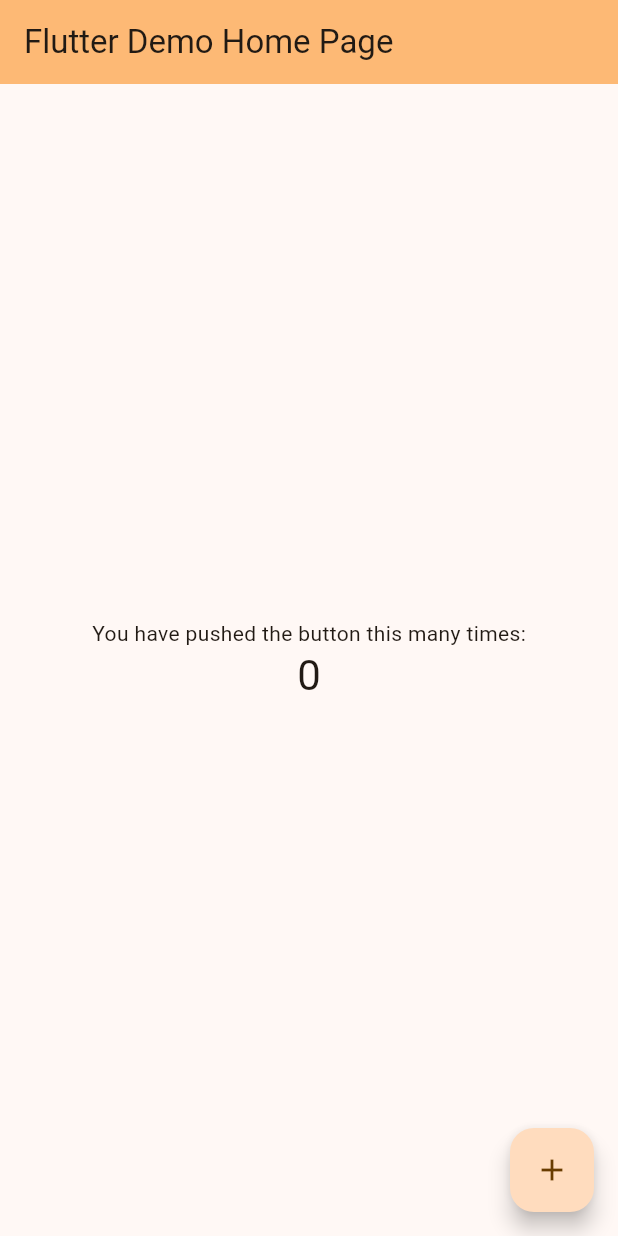
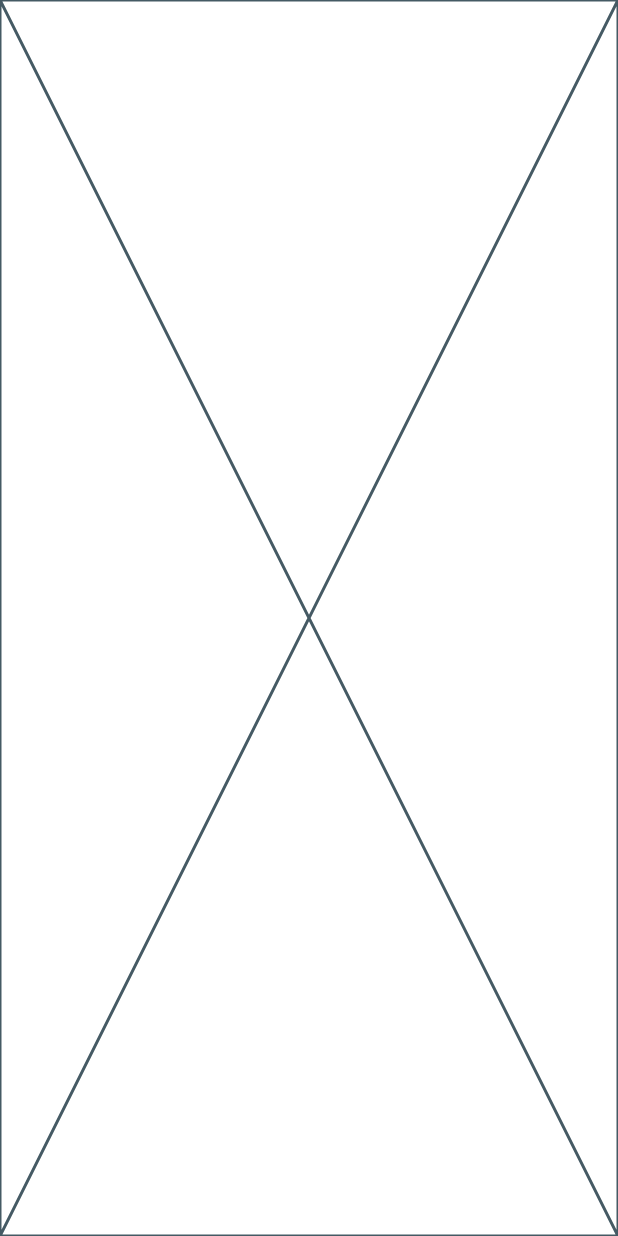
Before and after one commit to dudu020908/flutter_1, a Flutter app: the screen it shows after launch, on a phone screen of 412 x 824 dp. Run offline on Flutter 3.47's test engine with Material 3 defaults, Android fonts, the phone set to English and light mode, and no system bars.

Commit message:
2025 0320 두번째 커밋

```diff
--- a/lib/main.dart
+++ b/lib/main.dart
@@ -1,122 +1,6 @@
+import 'package:daelim_2025/presentation/My_App.dart';
 import 'package:flutter/material.dart';
 
 void main() {
   runApp(const MyApp());
 }
-
-class MyApp extends StatelessWidget {
-  const MyApp({super.key});
-
-  // This widget is the root of your application.
-  @override
-  Widget build(BuildContext context) {
-    return MaterialApp(
-      title: 'Flutter Demo',
-      theme: ThemeData(
-        // This is the theme of your application.
-        //
-        // TRY THIS: Try running your application with "flutter run". You'll see
-        // the application has a purple toolbar. Then, without quitting the app,
-        // try changing the seedColor in the colorScheme below to Colors.green
-        // and then invoke "hot reload" (save your changes or press the "hot
-        // reload" button in a Flutter-supported IDE, or press "r" if you used
-        // the command line to start the app).
-        //
-        // Notice that the counter didn't reset back to zero; the application
-        // state is not lost during the reload. To reset the state, use hot
-        // restart instead.
-        //
-        // This works for code too, not just values: Most code changes can be
-        // tested with just a hot reload.
-        colorScheme: ColorScheme.fromSeed(seedColor: Colors.orange),
-      ),
-      home: const MyHomePage(title: 'Flutter Demo Home Page'),
-    );
-  }
-}
-
-class MyHomePage extends StatefulWidget {
-  const MyHomePage({super.key, required this.title});
-
-  // This widget is the home page of your application. It is stateful, meaning
-  // that it has a State object (defined below) that contains fields that affect
-  // how it looks.
-
-  // This class is the configuration for the state. It holds the values (in this
-  // case the title) provided by the parent (in this case the App widget) and
-  // used by the build method of the State. Fields in a Widget subclass are
-  // always marked "final".
-
-  final String title;
-
-  @override
-  State<MyHomePage> createState() => _MyHomePageState();
-}
-
-class _MyHomePageState extends State<MyHomePage> {
-  int _counter = 0;
-
-  void _incrementCounter() {
-    setState(() {
-      // This call to setState tells the Flutter framework that something has
-      // changed in this State, which causes it to rerun the build method below
-      // so that the display can reflect the updated values. If we changed
-      // _counter without calling setState(), then the build method would not be
-      // called again, and so nothing would appear to happen.
-      _counter++;
-    });
-  }
-
-  @override
-  Widget build(BuildContext context) {
-    // This method is rerun every time setState is called, for instance as done
-    // by the _incrementCounter method above.
-    //
-    // The Flutter framework has been optimized to make rerunning build methods
-    // fast, so that you can just rebuild anything that needs updating rather
-    // than having to individually change instances of widgets.
-    return Scaffold(
-      appBar: AppBar(
-        // TRY THIS: Try changing the color here to a specific color (to
-        // Colors.amber, perhaps?) and trigger a hot reload to see the AppBar
-        // change color while the other colors stay the same.
-        backgroundColor: Theme.of(context).colorScheme.inversePrimary,
-        // Here we take the value from the MyHomePage object that was created by
-        // the App.build method, and use it to set our appbar title.
-        title: Text(widget.title),
-      ),
-      body: Center(
-        // Center is a layout widget. It takes a single child and positions it
-        // in the middle of the parent.
-        child: Column(
-          // Column is also a layout widget. It takes a list of children and
-          // arranges them vertically. By default, it sizes itself to fit its
-          // children horizontally, and tries to be as tall as its parent.
-          //
-          // Column has various properties to control how it sizes itself and
-          // how it positions its children. Here we use mainAxisAlignment to
-          // center the children vertically; the main axis here is the vertical
-          // axis because Columns are vertical (the cross axis would be
-          // horizontal).
-          //
-          // TRY THIS: Invoke "debug painting" (choose the "Toggle Debug Paint"
-          // action in the IDE, or press "p" in the console), to see the
-          // wireframe for each widget.
-          mainAxisAlignment: MainAxisAlignment.center,
-          children: <Widget>[
-            const Text('You have pushed the button this many times:'),
-            Text(
-              '$_counter',
-              style: Theme.of(context).textTheme.headlineMedium,
-            ),
-          ],
-        ),
-      ),
-      floatingActionButton: FloatingActionButton(
-        onPressed: _incrementCounter,
-        tooltip: 'Increment',
-        child: const Icon(Icons.add),
-      ), // This trailing comma makes auto-formatting nicer for build methods.
-    );
-  }
-}
--- /dev/null
+++ b/lib/presentation/My_App.dart
@@ -0,0 +1,18 @@
+import 'package:daelim_2025/presentation/home/home_screen.dart';
+import 'package:flutter/material.dart';
+
+class MyApp extends StatelessWidget {
+  const MyApp({super.key});
+
+  // This widget is the root of your application.
+  @override
+  Widget build(BuildContext context) {
+    return MaterialApp(
+      title: 'Flutter Demo',
+      theme: ThemeData(
+        colorScheme: ColorScheme.fromSeed(seedColor: Colors.orange),
+      ),
+      home:HomeScreen(),
+    );
+  }
+}
--- /dev/null
+++ b/lib/presentation/home/home_screen.dart
@@ -0,0 +1,10 @@
+import 'package:flutter/material.dart';
+
+class HomeScreen extends StatelessWidget {
+  const HomeScreen({super.key});
+
+  @override
+  Widget build(BuildContext context) {
+    return const Placeholder();
+  }
+}
```
